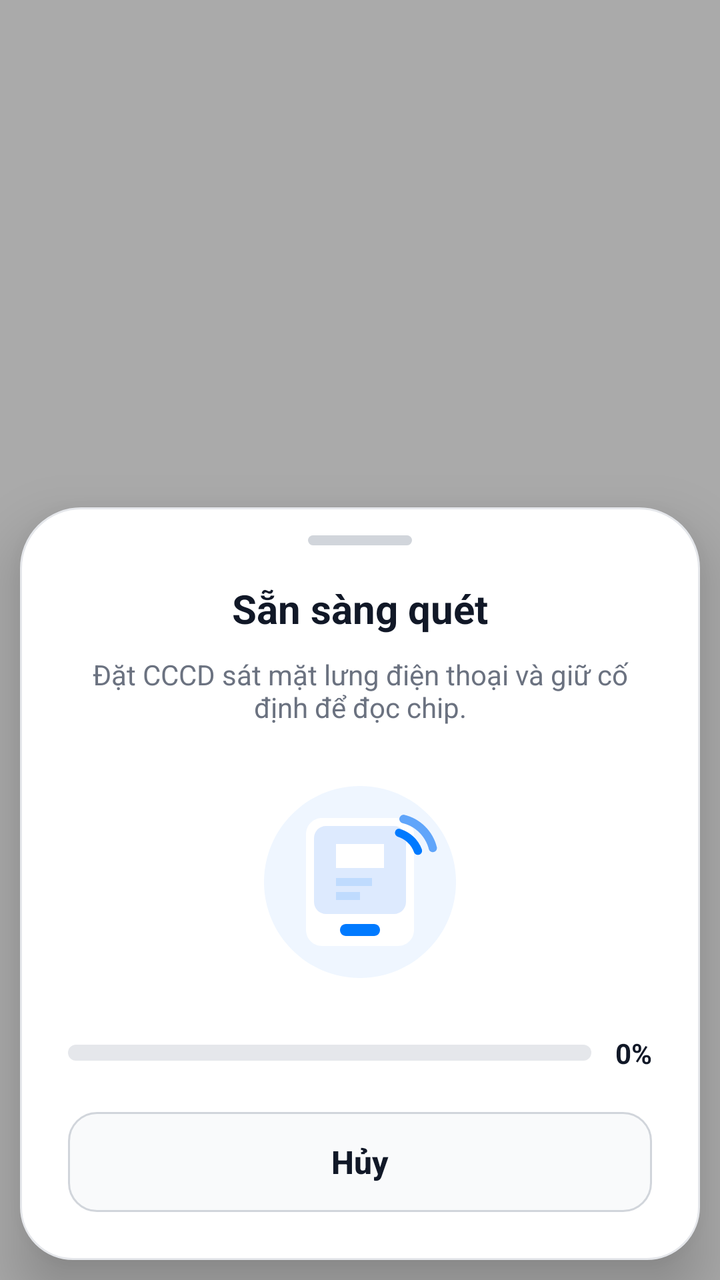
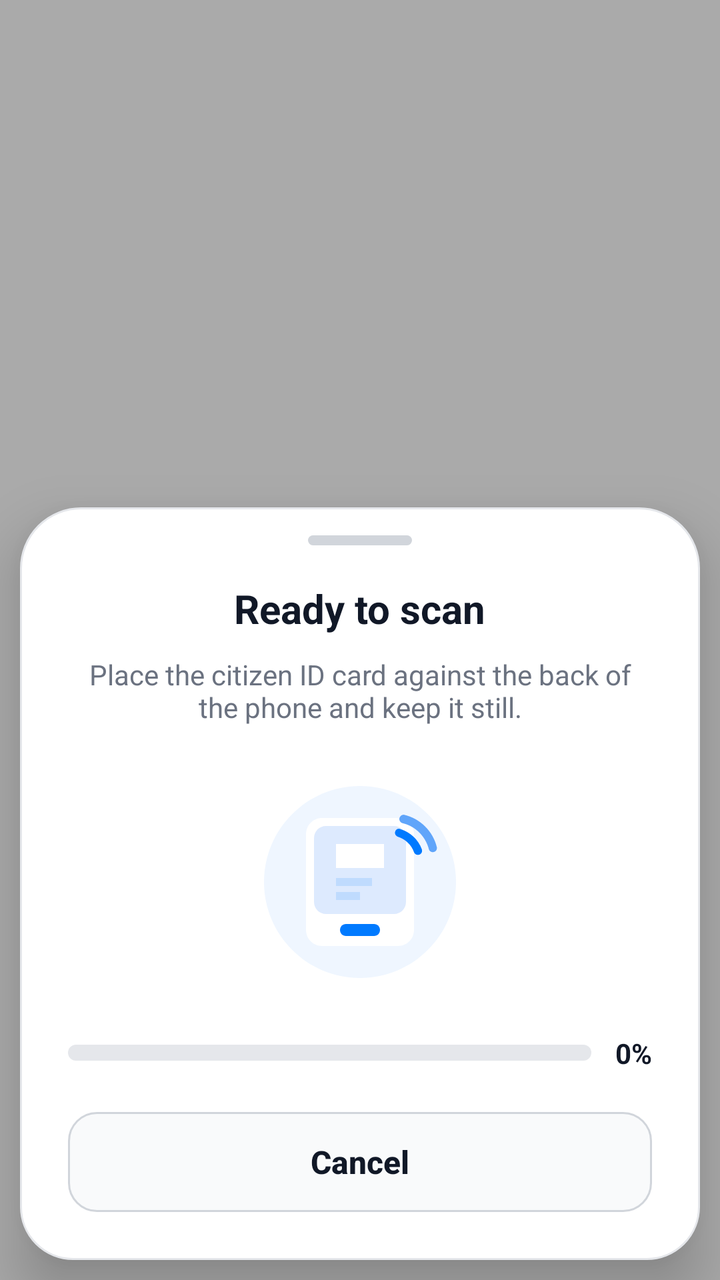

The first picture is an Android layout as it rendered before a commit; the second is the same layout after the commit. The layout source and the unified diff follow.
<!-- AndroidManifest.xml: another module's application theme AppTheme -->
<!-- res/layout/activity_nfc.xml -->
<?xml version="1.0" encoding="utf-8"?>
<FrameLayout
    xmlns:android="http://schemas.android.com/apk/res/android"
    android:layout_width="match_parent"
    android:layout_height="match_parent"
    android:background="@android:color/transparent">

    <View
        android:id="@+id/sheetScrim"
        android:layout_width="match_parent"
        android:layout_height="match_parent"
        android:background="#52000000" />

    <LinearLayout
        android:id="@+id/sheetContainer"
        android:layout_width="match_parent"
        android:layout_height="wrap_content"
        android:layout_gravity="bottom"
        android:layout_marginStart="10dp"
        android:layout_marginEnd="10dp"
        android:layout_marginBottom="10dp"
        android:background="@drawable/bg_nfc_bottom_sheet"
        android:elevation="18dp"
        android:gravity="center_horizontal"
        android:orientation="vertical"
        android:paddingStart="24dp"
        android:paddingTop="14dp"
        android:paddingEnd="24dp"
        android:paddingBottom="24dp">

        <View
            android:layout_width="52dp"
            android:layout_height="5dp"
            android:background="@drawable/bg_nfc_sheet_handle" />

        

        <TextView
            android:layout_width="wrap_content"
            android:layout_height="wrap_content"
            android:layout_marginTop="18dp"
            android:text="Sẵn sàng quét"
            android:textColor="#111827"
            android:textSize="20sp"
            android:textStyle="bold" />

        <TextView
            android:id="@+id/tvGuide"
            android:layout_width="match_parent"
            android:layout_height="wrap_content"
            android:layout_marginTop="10dp"
            android:gravity="center"
            android:text="Đặt CCCD sát mặt lưng điện thoại và giữ cố định để đọc chip."
            android:textColor="#6B7280"
            android:textSize="14sp" />

        <ImageView
            android:id="@+id/ivNfcHint"
            android:layout_width="112dp"
            android:layout_height="112dp"
            android:layout_marginTop="22dp"
            android:contentDescription="@null"
            android:src="@drawable/ic_nfc_scan_hint" />

        <LinearLayout
            android:layout_width="match_parent"
            android:layout_height="wrap_content"
            android:layout_marginTop="20dp"
            android:gravity="center_vertical"
            android:orientation="horizontal">

            <ProgressBar
                android:id="@+id/nfcProgressBar"
                style="?android:attr/progressBarStyleHorizontal"
                android:layout_width="0dp"
                android:layout_height="8dp"
                android:layout_weight="1"
                android:max="100"
                android:progress="0"
                android:progressDrawable="@drawable/bg_nfc_progress_bar" />

            <TextView
                android:id="@+id/tvProgressPercent"
                android:layout_width="wrap_content"
                android:layout_height="wrap_content"
                android:layout_marginStart="12dp"
                android:text="0%"
                android:textColor="#111827"
                android:textSize="14sp"
                android:textStyle="bold" />
        </LinearLayout>

        <Button
            android:id="@+id/btnCancel"
            android:layout_width="match_parent"
            android:layout_height="50dp"
            android:layout_marginTop="20dp"
            android:background="@drawable/bg_nfc_retry_button"
            android:backgroundTint="@null"
            android:elevation="0dp"
            android:stateListAnimator="@null"
            android:text="Hủy"
            android:textAllCaps="false"
            android:textColor="#111827"
            android:textSize="16sp"
            android:textStyle="bold" />

        <Button
            android:id="@+id/btnRetry"
            android:layout_width="match_parent"
            android:layout_height="50dp"
            android:layout_marginTop="12dp"
            android:background="@drawable/bg_nfc_retry_button"
            android:backgroundTint="@null"
            android:elevation="0dp"
            android:stateListAnimator="@null"
            android:text="Thử lại"
            android:textAllCaps="false"
            android:textColor="#007AFF"
            android:textSize="16sp"
            android:textStyle="bold"
            android:visibility="gone" />

    </LinearLayout>

</FrameLayout>
<!-- resources referenced by this layout -->
<resources>
  <!-- drawable bg_nfc_bottom_sheet (drawable) -->
  <?xml version="1.0" encoding="utf-8"?>
  <shape xmlns:android="http://schemas.android.com/apk/res/android"
      android:shape="rectangle">
      <solid android:color="#FFFFFF" />
      <corners
          android:topLeftRadius="30dp"
          android:topRightRadius="30dp"
          android:bottomLeftRadius="26dp"
          android:bottomRightRadius="26dp" />
      <stroke
          android:width="1dp"
          android:color="#E5E7EB" />
  </shape>
  <!-- drawable bg_nfc_progress_bar (drawable) -->
  <?xml version="1.0" encoding="utf-8"?>
  <layer-list xmlns:android="http://schemas.android.com/apk/res/android">
      <item android:id="@android:id/background">
          <shape android:shape="rectangle">
              <corners android:radius="999dp" />
              <solid android:color="#E5E7EB" />
          </shape>
      </item>
  
      <item android:id="@android:id/progress">
          <clip>
              <shape android:shape="rectangle">
                  <corners android:radius="999dp" />
                  <solid android:color="#007AFF" />
              </shape>
          </clip>
      </item>
  </layer-list>
  <!-- drawable bg_nfc_retry_button (drawable) -->
  <?xml version="1.0" encoding="utf-8"?>
  <shape xmlns:android="http://schemas.android.com/apk/res/android"
      android:shape="rectangle">
      <solid android:color="#F9FAFB" />
      <corners android:radius="14dp" />
      <stroke
          android:width="1dp"
          android:color="#D1D5DB" />
  </shape>
  <!-- drawable bg_nfc_sheet_handle (drawable) -->
  <?xml version="1.0" encoding="utf-8"?>
  <shape xmlns:android="http://schemas.android.com/apk/res/android"
      android:shape="rectangle">
      <size
          android:width="36dp"
          android:height="5dp" />
      <corners android:radius="999dp" />
      <solid android:color="#D1D5DB" />
  </shape>
  <style name="AppTheme" parent="Theme.AppCompat.DayNight.NoActionBar">
          
          <item name="android:editTextBackground">@drawable/rn_edit_text_material</item>
      </style>
  <!-- drawable rn_edit_text_material (drawable) -->
  <?xml version="1.0" encoding="utf-8"?>
  <inset xmlns:android="http://schemas.android.com/apk/res/android"
         android:insetLeft="@dimen/abc_edit_text_inset_horizontal_material"
         android:insetRight="@dimen/abc_edit_text_inset_horizontal_material"
         android:insetTop="@dimen/abc_edit_text_inset_top_material"
         android:insetBottom="@dimen/abc_edit_text_inset_bottom_material"
         >
  
      <selector>
          
          <item android:state_enabled="false" android:drawable="@drawable/abc_textfield_default_mtrl_alpha"/>
          <item android:drawable="@drawable/abc_textfield_activated_mtrl_alpha"/>
      </selector>
  
  </inset>
  <!-- unchanged entries left out for length: 1 -->
</resources>

<!-- the commit's change to res/layout/activity_nfc.xml (unified diff, before → after) -->
@@ -39,7 +39,7 @@
             android:layout_width="wrap_content"
             android:layout_height="wrap_content"
             android:layout_marginTop="18dp"
-            android:text="Sẵn sàng quét"
+            android:text="Ready to scan"
             android:textColor="#111827"
             android:textSize="20sp"
             android:textStyle="bold" />
@@ -50,7 +50,7 @@
             android:layout_height="wrap_content"
             android:layout_marginTop="10dp"
             android:gravity="center"
-            android:text="Đặt CCCD sát mặt lưng điện thoại và giữ cố định để đọc chip."
+            android:text="Place the citizen ID card against the back of the phone and keep it still."
             android:textColor="#6B7280"
             android:textSize="14sp" />
 
@@ -99,7 +99,7 @@
             android:backgroundTint="@null"
             android:elevation="0dp"
             android:stateListAnimator="@null"
-            android:text="Hủy"
+            android:text="Cancel"
             android:textAllCaps="false"
             android:textColor="#111827"
             android:textSize="16sp"
@@ -114,7 +114,7 @@
             android:backgroundTint="@null"
             android:elevation="0dp"
             android:stateListAnimator="@null"
-            android:text="Thử lại"
+            android:text="Retry"
             android:textAllCaps="false"
             android:textColor="#007AFF"
             android:textSize="16sp"
